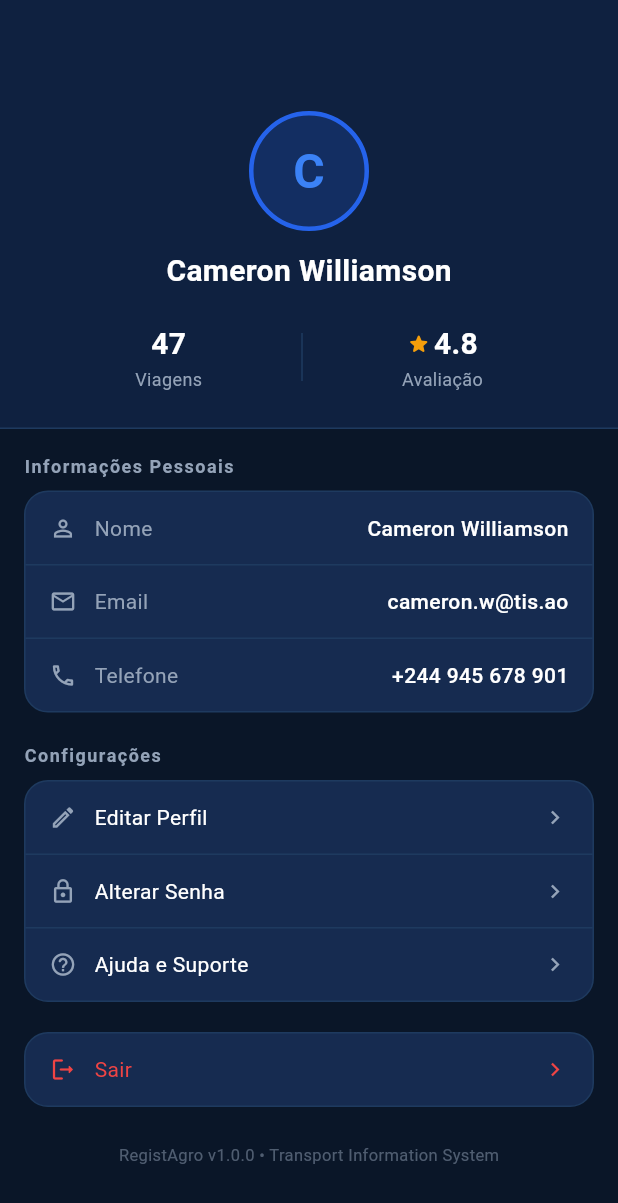
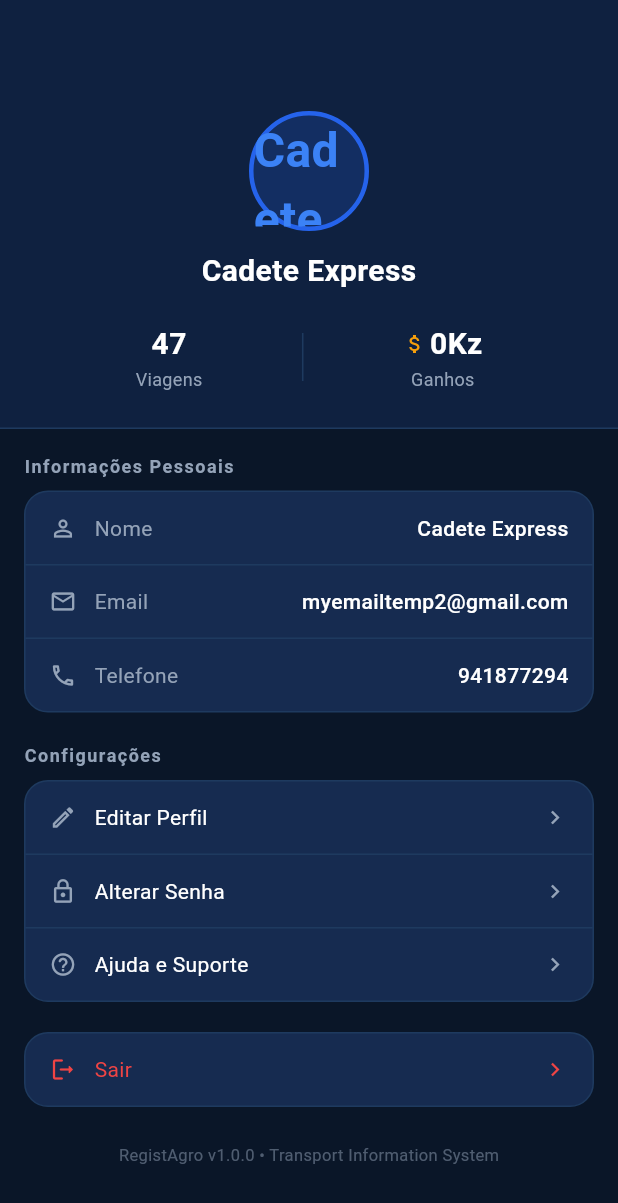
Before and after one commit to RegistAgro-project-community/RegistAgro-Carrier, a Flutter app: the ProfileScreen screen opened directly, on a phone screen of 412 x 824 dp. Shown: the top 1203 px of the screen. Run offline on Flutter 3.47's test engine with Material 3 defaults, Android fonts, the phone set to English and light mode, and no system bars; our stand-ins replace elegant_notification, flutter_keyboard_visibility, pin_code_fields, shared_preferences; accounts and stored records are empty.

Commit message:
Set user data

```diff
--- a/lib/screens/profile/profile_screen.dart
+++ b/lib/screens/profile/profile_screen.dart
@@ -1,13 +1,56 @@
 import 'package:flutter/material.dart';
-import 'package:registagrodriver/auth/login/login.dart';
+import 'package:registagrodriver/repositories/profile.dart';
+import 'package:registagrodriver/screens/profile/profile_class.dart';
 import '../../theme/app_theme.dart';
-import '../../models/models.dart';
 
-class ProfileScreen extends StatelessWidget {
-  const ProfileScreen({super.key});
+class ProfileScreen extends StatefulWidget {
+  final String? name;
+  final String? email;
+  final String? phone;
+  final String? photo;
+  final String? province;
+  final String? adress;
+  final String? balance;
+
+  const ProfileScreen({
+    super.key,
+    this.name,
+    this.email,
+    this.phone,
+    this.photo,
+    this.province,
+    this.adress,
+    this.balance
+  });
+
+  @override
+  State<ProfileScreen> createState() => _ProfileScreenState();
+}
+
+class _ProfileScreenState extends State<ProfileScreen> {
+  UserModel user = UserModel(
+    name: "Cadete Express",
+    email: "myemailtemp2@gmail.com",
+    phone: "941877294",
+    bio: "Seu pedido nosso objectivo",
+    province: "Luanda",
+    adress: "Golf 2",
+    balance: "0Kz"
+  );
 
   @override
   Widget build(BuildContext context) {
+    user = UserModel(
+      name: widget.name ?? user.name,
+      email: widget.email ?? user.email,
+      phone: widget.phone ?? user.phone,
+      bio: user.bio,
+      province: widget.province ?? user.province,
+      adress: widget.adress ?? user.adress,
+      photoPath: widget.photo,
+      balance: widget.balance ?? user.balance
+    );
+
     return Scaffold(
       body: SingleChildScrollView(
         child: Column(
@@ -20,7 +63,7 @@ class ProfileScreen extends StatelessWidget {
               ),
               child: Column(
                 children: [
-                  SizedBox(height: 50,),
+                  SizedBox(height: 50),
                   Stack(
                     children: [
                       Container(
@@ -28,13 +71,16 @@ class ProfileScreen extends StatelessWidget {
                         height: 80,
                         decoration: BoxDecoration(
                           shape: BoxShape.circle,
-                          border: Border.all(color: REGISTheme.accent, width: 3),
+                          border: Border.all(
+                            color: REGISTheme.accent,
+                            width: 3,
+                          ),
                           // ignore: deprecated_member_use
                           color: REGISTheme.accent.withOpacity(0.2),
                         ),
                         child: Center(
                           child: Text(
-                            currentUser.name[0].toUpperCase(),
+                            user.name,
                             style: const TextStyle(
                               color: REGISTheme.accentLight,
                               fontSize: 32,
@@ -47,7 +93,7 @@ class ProfileScreen extends StatelessWidget {
                   ),
                   const SizedBox(height: 12),
                   Text(
-                    currentUser.name,
+                    user.name,
                     style: const TextStyle(
                       color: REGISTheme.textPrimary,
                       fontSize: 20,
@@ -61,7 +107,11 @@ class ProfileScreen extends StatelessWidget {
                     children: [
                       _StatItem(value: '47', label: 'Viagens'),
                       _divider(),
-                      _StatItem(value: '4.8', label: 'Avaliação', icon: Icons.star_rounded),
+                      _StatItem(
+                        value: user.balance,
+                        label: 'Ganhos',
+                        icon: Icons.attach_money_outlined,
+                      ),
                     ],
                   ),
                 ],
@@ -72,13 +122,14 @@ class ProfileScreen extends StatelessWidget {
               child: Column(
                 crossAxisAlignment: CrossAxisAlignment.start,
                 children: [
-                  const Text('Informações Pessoais',
+                  const Text(
+                    'Informações Pessoais',
                     style: TextStyle(
                       color: REGISTheme.textSecondary,
                       fontSize: 12,
                       fontWeight: FontWeight.w600,
-                      letterSpacing: 1
-                    )
+                      letterSpacing: 1,
+                    ),
                   ),
                   const SizedBox(height: 8),
                   _InfoCard(
@@ -86,43 +137,44 @@ class ProfileScreen extends StatelessWidget {
                       _ProfileRow(
                         icon: Icons.person_outline,
                         label: 'Nome',
-                        value: currentUser.name
+                        value: user.name,
                       ),
                       _ProfileRow(
                         icon: Icons.email_outlined,
                         label: 'Email',
-                        value: currentUser.email
+                        value: user.email,
                       ),
                       _ProfileRow(
                         icon: Icons.phone_outlined,
                         label: 'Telefone',
-                        value: currentUser.phone
+                        value: user.phone,
                       ),
                     ],
                   ),
                   const SizedBox(height: 20),
-                  const Text('Configurações',
+                  const Text(
+                    'Configurações',
                     style: TextStyle(
-                        color: REGISTheme.textSecondary,
-                        fontSize: 12,
-                        fontWeight: FontWeight.w600,
-                        letterSpacing: 1
-                      )
+                      color: REGISTheme.textSecondary,
+                      fontSize: 12,
+                      fontWeight: FontWeight.w600,
+                      letterSpacing: 1,
                     ),
+                  ),
                   const SizedBox(height: 8),
                   _InfoCard(
                     children: [
                       _SettingRow(
                         icon: Icons.edit_outlined,
-                        label: 'Editar Perfil'
+                        label: 'Editar Perfil',
                       ),
                       _SettingRow(
                         icon: Icons.lock_outline,
-                        label: 'Alterar Senha'
+                        label: 'Alterar Senha',
                       ),
                       _SettingRow(
                         icon: Icons.help_outline_rounded,
-                        label: 'Ajuda e Suporte'
+                        label: 'Ajuda e Suporte',
                       ),
                     ],
                   ),
@@ -142,8 +194,10 @@ class ProfileScreen extends StatelessWidget {
                     child: Text(
                       'RegistAgro v1.0.0 • Transport Information System',
                       style: TextStyle(
-                          // ignore: deprecated_member_use
-                          color: REGISTheme.textSecondary.withOpacity(0.5), fontSize: 11),
+                        // ignore: deprecated_member_use
+                        color: REGISTheme.textSecondary.withOpacity(0.5),
+                        fontSize: 11,
+                      ),
                     ),
                   ),
                   const SizedBox(height: 24),
@@ -156,18 +210,18 @@ class ProfileScreen extends StatelessWidget {
     );
   }
 
-  Widget _divider() => Container(
-    height: 32,
-    width: 1,
-    color: REGISTheme.divider
-  );
+  Widget _divider() =>
+      Container(height: 32, width: 1, color: REGISTheme.divider);
 
   void _confirmLogout(BuildContext context) {
     showDialog(
       context: context,
       builder: (_) => AlertDialog(
         backgroundColor: REGISTheme.surface,
-        title: const Text('Sair', style: TextStyle(color: REGISTheme.textPrimary)),
+        title: const Text(
+          'Sair',
+          style: TextStyle(color: REGISTheme.textPrimary),
+        ),
         content: const Text(
           'Tem certeza que deseja sair da sua conta?',
           style: TextStyle(color: REGISTheme.textSecondary),
@@ -175,15 +229,15 @@ class ProfileScreen extends StatelessWidget {
         actions: [
           TextButton(
             onPressed: () => Navigator.pop(context),
-            child: const Text('Cancelar', style: TextStyle(color: REGISTheme.textSecondary)),
+            child: const Text(
+              'Cancelar',
+              style: TextStyle(color: REGISTheme.textSecondary),
+            ),
           ),
           ElevatedButton(
-            onPressed: () {
-              Navigator.pushAndRemoveUntil(
-                context,
-                MaterialPageRoute(builder: (_) => const Login()),
-                (route) => false,
-              );
+            onPressed: () async {
+              final profile = Profile();
+              await profile.logout(context);
             },
             style: ElevatedButton.styleFrom(backgroundColor: REGISTheme.danger),
             child: const Text('Sair'),
@@ -223,10 +277,7 @@ class _StatItem extends StatelessWidget {
         ),
         Text(
           label,
-          style: TextStyle(
-            color: REGISTheme.textSecondary,
-            fontSize: 12
-          )
+          style: TextStyle(color: REGISTheme.textSecondary, fontSize: 12),
         ),
       ],
     );
@@ -250,7 +301,8 @@ class _InfoCard extends StatelessWidget {
           return Column(
             children: [
               e.value,
-              if (e.key < children.length - 1) const Divider(color: REGISTheme.divider, height: 1),
+              if (e.key < children.length - 1)
+                const Divider(color: REGISTheme.divider, height: 1),
             ],
           );
         }).toList(),
@@ -264,7 +316,11 @@ class _ProfileRow extends StatelessWidget {
   final String label;
   final String value;
 
-  const _ProfileRow({required this.icon, required this.label, required this.value});
+  const _ProfileRow({
+    required this.icon,
+    required this.label,
+    required this.value,
+  });
 
   @override
   Widget build(BuildContext context) {
@@ -274,19 +330,14 @@ class _ProfileRow extends StatelessWidget {
         children: [
           Icon(icon, size: 18, color: REGISTheme.textSecondary),
           const SizedBox(width: 12),
-          Text(
-            label,
-            style: TextStyle(
-              color: REGISTheme.textSecondary
-            )
-          ),
+          Text(label, style: TextStyle(color: REGISTheme.textSecondary)),
           const Spacer(),
           Text(
             value,
             style: TextStyle(
               color: REGISTheme.textPrimary,
-              fontWeight: FontWeight.w500
-            )
+              fontWeight: FontWeight.w500,
+            ),
           ),
         ],
       ),
@@ -300,7 +351,12 @@ class _SettingRow extends StatelessWidget {
   final Color? color;
   final VoidCallback? onTap;
 
-  const _SettingRow({required this.icon, required this.label, this.color, this.onTap});
+  const _SettingRow({
+    required this.icon,
+    required this.label,
+    this.color,
+    this.onTap,
+  });
 
   @override
   Widget build(BuildContext context) {
@@ -316,7 +372,11 @@ class _SettingRow extends StatelessWidget {
             const SizedBox(width: 12),
             Text(label, style: TextStyle(color: c)),
             const Spacer(),
-            Icon(Icons.chevron_right, size: 18, color: color ?? REGISTheme.textSecondary),
+            Icon(
+              Icons.chevron_right,
+              size: 18,
+              color: color ?? REGISTheme.textSecondary,
+            ),
           ],
         ),
       ),
```
